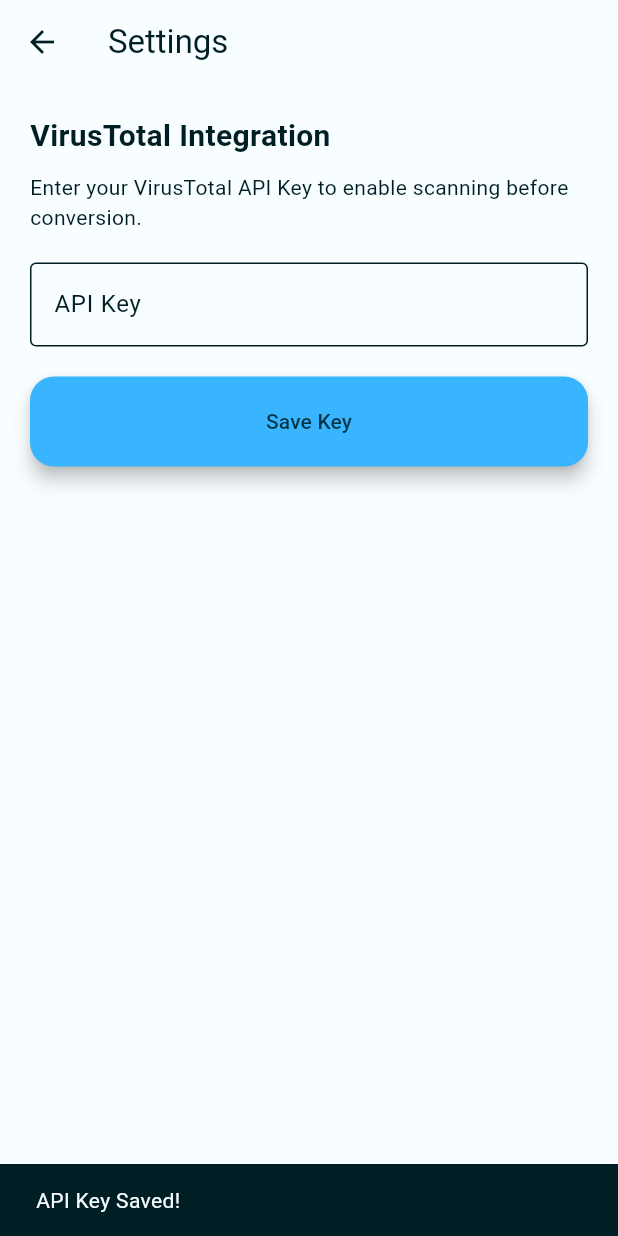
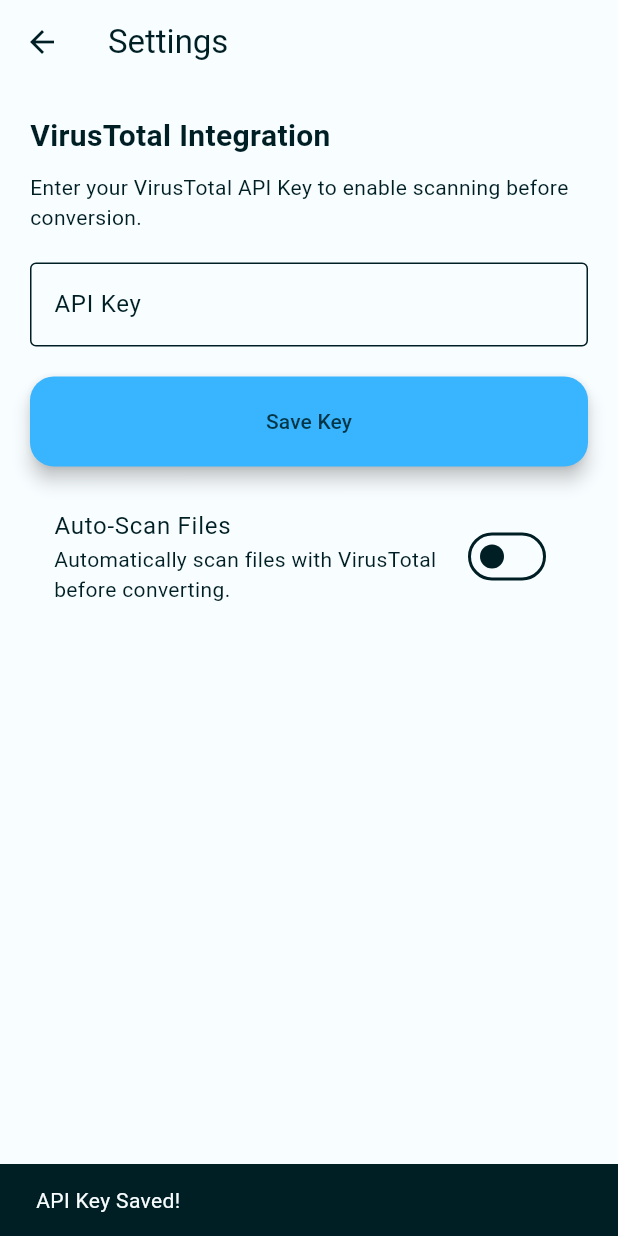
Before and after one commit to TUSHAR91316/Konvert, a Flutter app: the SettingsScreen screen opened directly, after a tap on "Save Key", on a phone screen of 412 x 824 dp. Run offline on Flutter 3.47's test engine with Material 3 defaults, Android fonts, the phone set to English and light mode, and no system bars; our stand-ins replace dio, file_picker, firebase_auth, firebase_core, flutter_animate, flutter_secure_storage and 5 more; accounts and stored records are empty.

```diff
--- a/lib/screens/settings_screen.dart
+++ b/lib/screens/settings_screen.dart
@@ -12,6 +12,7 @@ class _SettingsScreenState extends State<SettingsScreen> {
   final _apiKeyController = TextEditingController();
   final _vtService = VirusTotalService();
   bool _isLoading = true;
+  bool _autoScanEnabled = false;
 
   @override
   void initState() {
@@ -24,6 +25,8 @@ class _SettingsScreenState extends State<SettingsScreen> {
     if (key != null) {
       _apiKeyController.text = key;
     }
+    bool autoScan = await _vtService.getAutoScanEnabled();
+    _autoScanEnabled = autoScan;
     setState(() => _isLoading = false);
   }
 
@@ -68,6 +71,18 @@ class _SettingsScreenState extends State<SettingsScreen> {
                     ),
                   ),
 
+                  const SizedBox(height: 20),
+
+                  SwitchListTile(
+                    title: const Text("Auto-Scan Files"),
+                    subtitle: const Text("Automatically scan files with VirusTotal before converting."),
+                    value: _autoScanEnabled,
+                    onChanged: (val) {
+                      setState(() => _autoScanEnabled = val);
+                      _vtService.setAutoScanEnabled(val);
+                    },
+                  ),
+
                   const Spacer(),
                   const Center(child: Text("Version 1.0.0 (Hybrid MVP)", style: TextStyle(color: Colors.grey))),
                 ],
--- a/lib/services/virus_total_service.dart
+++ b/lib/services/virus_total_service.dart
@@ -13,6 +13,15 @@ class VirusTotalService {
 
   Future<void> setApiKey(String key) async {
     await _storage.write(key: 'vt_api_key', value: key);
+  }
+
+  Future<bool> getAutoScanEnabled() async {
+    String? val = await _storage.read(key: 'auto_scan_enabled');
+    return val == 'true';
+  }
+
+  Future<void> setAutoScanEnabled(bool enabled) async {
+    await _storage.write(key: 'auto_scan_enabled', value: enabled.toString());
   }
 
   // Upload file to VirusTotal
```
Also changed, not shown: lib/screens/convert_screen.dart (+18 -4 lines), lib/screens/home_screen.dart (+6 -6 lines).
